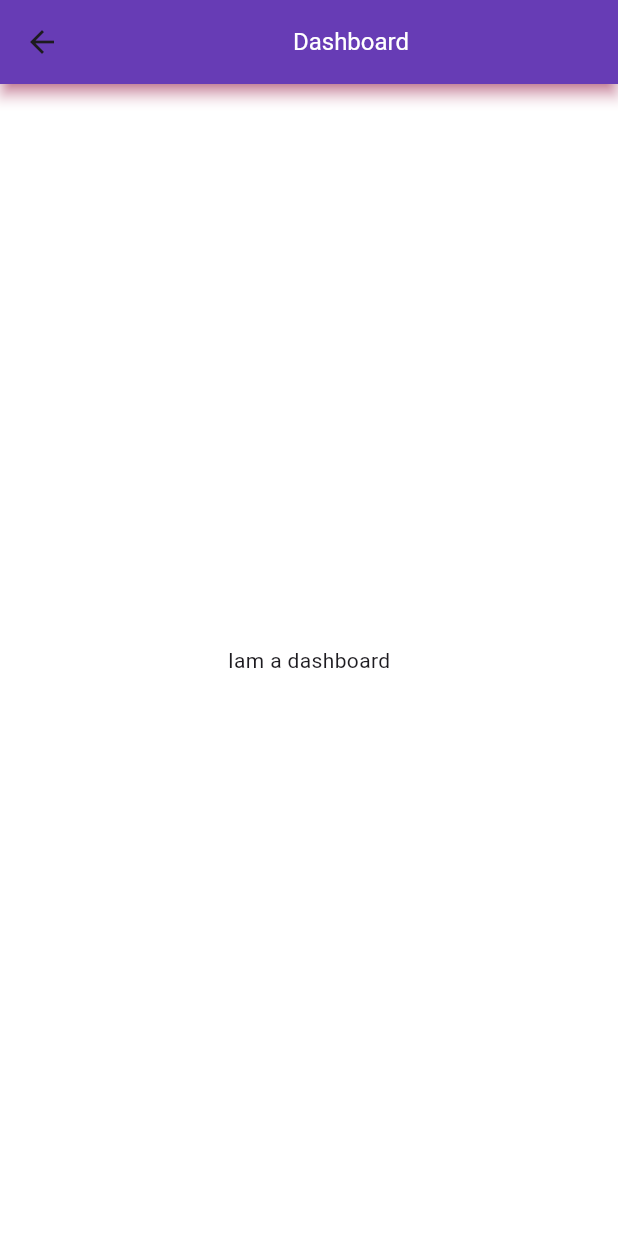
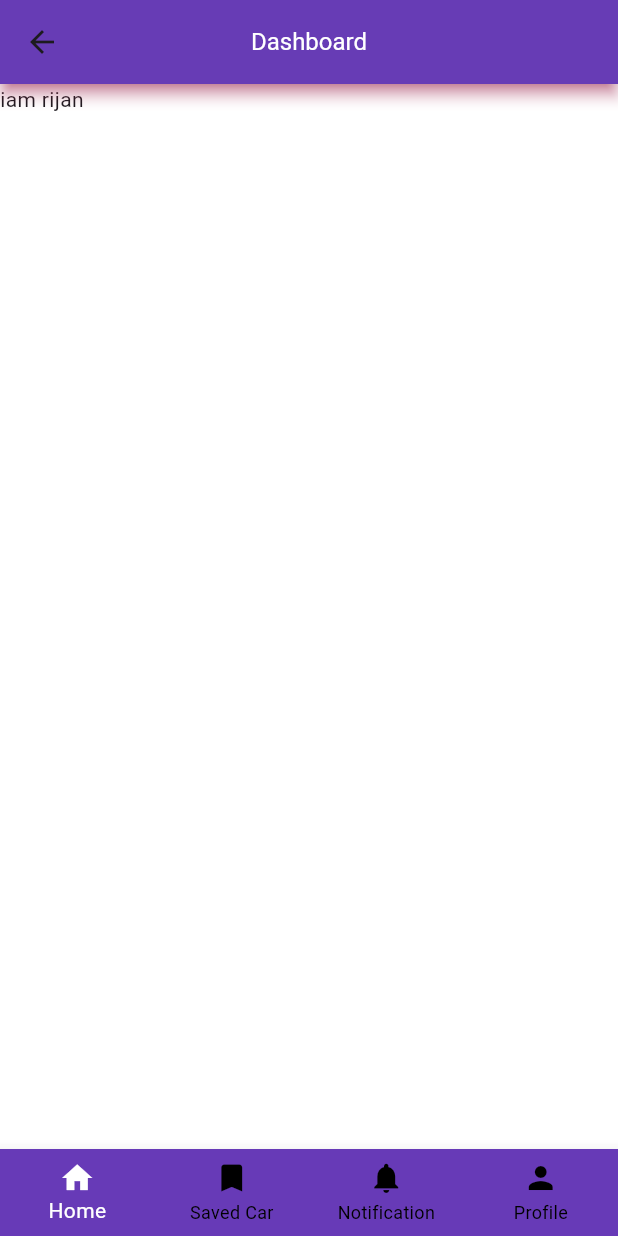
Before and after one commit to RijanPrajapati1/wheeloop, a Flutter app: the DashboardScreen screen opened by its route, on a phone screen of 412 x 824 dp. Run offline on Flutter 3.47's test engine with Material 3 defaults, Android fonts, the phone set to English and light mode, and no system bars; Roboto replaces fonts that are missing (Montserrat Bold, Montserrat Regular).

Commit message:
bottom navigator completed

```diff
--- /dev/null
+++ b/lib/screen/bottom_navigation_screen/home_screen.dart
@@ -0,0 +1,18 @@
+import 'package:flutter/material.dart';
+
+class HomeScreen extends StatelessWidget {
+  const HomeScreen({super.key});
+
+  @override
+  Widget build(BuildContext context) {
+    return const Scaffold(
+      body: SafeArea(
+        child: Column(
+          children: [
+            Text('iam rijan'),
+          ],
+        ),
+      ),
+    );
+  }
+}
--- /dev/null
+++ b/lib/screen/bottom_navigation_screen/notification_screen.dart
@@ -0,0 +1,10 @@
+import 'package:flutter/material.dart';
+
+class NotificationScreen extends StatelessWidget {
+  const NotificationScreen({super.key});
+
+  @override
+  Widget build(BuildContext context) {
+    return const Center(child: Text('Iam a notification'));
+  }
+}
--- a/lib/screen/bottom_navigation_screen/notification_view.dart
+++ b/lib/screen/bottom_navigation_screen/profile_screen.dart
@@ -1,7 +1,7 @@
 import 'package:flutter/material.dart';
 
-class NotificationView extends StatelessWidget {
-  const NotificationView({super.key});
+class ProfileScreen extends StatelessWidget {
+  const ProfileScreen({super.key});
 
   @override
   Widget build(BuildContext context) {
--- /dev/null
+++ b/lib/screen/bottom_navigation_screen/saved_car.dart
@@ -0,0 +1,10 @@
+import 'package:flutter/material.dart';
+
+class SavedCar extends StatelessWidget {
+  const SavedCar({super.key});
+
+  @override
+  Widget build(BuildContext context) {
+    return const Center(child: Text('Iam a notification'));
+  }
+}
--- /dev/null
+++ b/lib/screen/dashboard_screen/bottom_navigation_screen.dart
@@ -0,0 +1,49 @@
+import 'package:flutter/material.dart';
+import 'package:wheeloop/screen/bottom_navigation_screen/home_screen.dart';
+import 'package:wheeloop/screen/bottom_navigation_screen/notification_screen.dart';
+import 'package:wheeloop/screen/bottom_navigation_screen/profile_screen.dart';
+import 'package:wheeloop/screen/bottom_navigation_screen/saved_car.dart';
+
+class BottomNavigationScreen extends StatefulWidget {
+  const BottomNavigationScreen({super.key});
+
+  @override
+  State<BottomNavigationScreen> createState() => _BottomNavigationScreenState();
+}
+
+class _BottomNavigationScreenState extends State<BottomNavigationScreen> {
+  int _selectedIndex = 0;
+
+  List<Widget> lstBottomScreen = [
+    const HomeScreen(),
+    const SavedCar(),
+    const NotificationScreen(),
+    const ProfileScreen(),
+  ];
+
+  @override
+  Widget build(BuildContext context) {
+    return Scaffold(
+      body: lstBottomScreen[_selectedIndex],
+      bottomNavigationBar: BottomNavigationBar(
+          type: BottomNavigationBarType.fixed,
+          items: const [
+            BottomNavigationBarItem(icon: Icon(Icons.home), label: 'Home'),
+            BottomNavigationBarItem(
+                icon: Icon(Icons.bookmark), label: 'Saved Car'),
+            BottomNavigationBarItem(
+                icon: Icon(Icons.notifications), label: 'Notification'),
+            BottomNavigationBarItem(icon: Icon(Icons.person), label: 'Profile'),
+          ],
+          backgroundColor: Colors.deepPurple,
+          selectedItemColor: Colors.white,
+          unselectedItemColor: Colors.black,
+          currentIndex: _selectedIndex,
+          onTap: (index) {
+            setState(() {
+              _selectedIndex = index;
+            });
+          }),
+    );
+  }
+}
--- a/lib/screen/dashboard_screen/dashboard_screen.dart
+++ b/lib/screen/dashboard_screen/dashboard_screen.dart
@@ -1,4 +1,5 @@
 import 'package:flutter/material.dart';
+import 'package:wheeloop/screen/dashboard_screen/bottom_navigation_screen.dart';
 
 class DashboardScreen extends StatefulWidget {
   const DashboardScreen({super.key});
@@ -12,10 +13,11 @@ class _DashboardScreenState extends State<DashboardScreen> {
   Widget build(BuildContext context) {
     return Scaffold(
       appBar: AppBar(
-        title: const Center(child: Text('Dashboard')),
-        backgroundColor: Colors.deepPurple,
+        title: const Text('Dashboard'),
       ),
-      body: const SafeArea(child: Center(child: Text('Iam a dashboard'))),
+      body: const SafeArea(
+        child: BottomNavigationScreen(),
+      ),
     );
   }
 }
```
Also changed, not shown: lib/screen/bottom_navigation_screen/about_view.dart (deleted, +0 -14 lines), lib/screen/bottom_navigation_screen/cart_view.dart (deleted, +0 -10 lines), lib/screen/bottom_navigation_screen/home_view.dart (deleted, +0 -24 lines).
